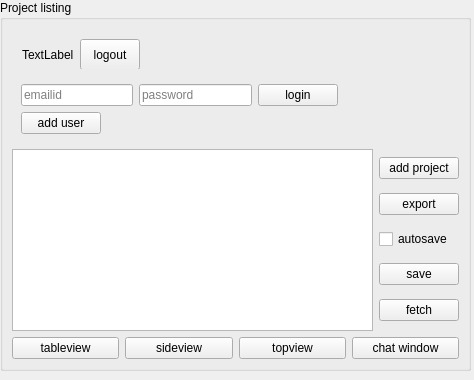
First picture: the form in mslib/msui/ui/ui_mscolab_window.ui, repository Open-MSS/MSS, before the edit.
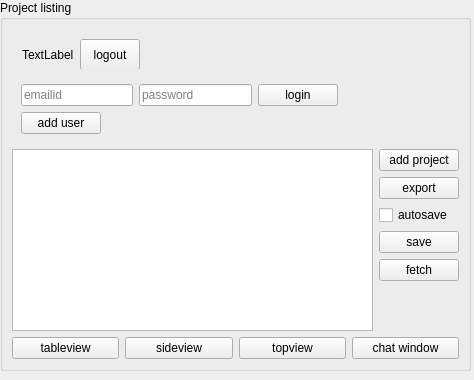
Second picture: the form after the edit.

Commit message: Add autosaveStatus label for non-admins

Patch:
```diff
--- a/mslib/msui/ui/ui_mscolab_window.ui
+++ b/mslib/msui/ui/ui_mscolab_window.ui
@@ -249,6 +249,13 @@
                  </property>
                 </widget>
                </item>
+               <item>
+                <widget class="QLabel" name="autosaveStatus">
+                 <property name="text">
+                  <string/>
+                 </property>
+                </widget>
+               </item>
               </layout>
              </item>
             </layout>
```
The commit also changes 2 other files.
